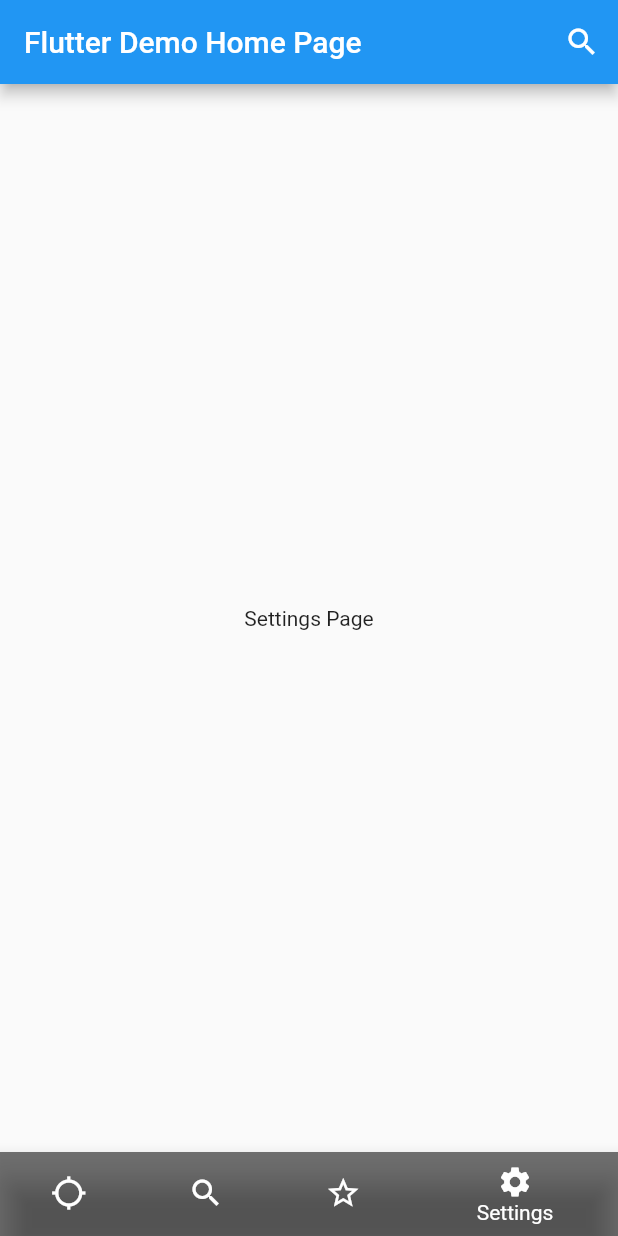
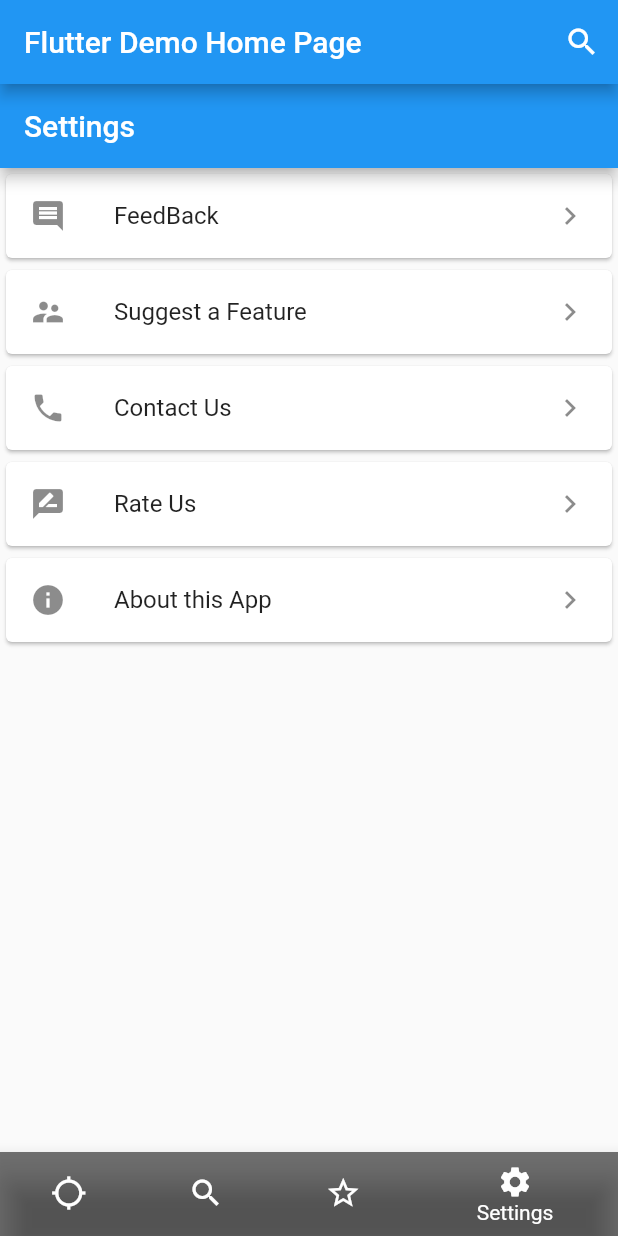
Before and after one commit to Blitzborg/Gon-Park, a Flutter app: the screen it shows after launch, item 4 of the bottom bar chosen, on a phone screen of 412 x 824 dp. Run offline on Flutter 3.47's test engine with Material 2 defaults, Android fonts, the phone set to English and light mode, and no system bars.

Commit message:
Added Bookmark and Settings Page

```diff
--- a/lib/views/SettingsPage.dart
+++ b/lib/views/SettingsPage.dart
@@ -1,16 +1,44 @@
 
 import 'package:flutter/cupertino.dart';
 import 'package:flutter/material.dart';
+
 
 class SettingsPage extends StatelessWidget{
    const SettingsPage({Key key}) : super(key: key);
   @override
   Widget build(BuildContext cntxt){
     return Scaffold(
-      body: Center(
-          child: Text('Settings Page'),
-        ),
-    );
+        appBar: AppBar(title: Text('Settings')),
+        body: BodyLayout(),
+      );
   }
 
 }
+   class BodyLayout extends StatelessWidget {
+      @override
+      Widget build(BuildContext context) {
+        return _myListView(context);
+      }
+    }
+    Widget _myListView(BuildContext context) {
+
+      final titles = ['FeedBack', 'Suggest a Feature','Contact Us', 'Rate Us','About this App'];
+
+      final icons = [Icons.insert_comment,Icons.supervisor_account,Icons.local_phone, Icons.rate_review,Icons.info ];
+
+      return ListView.builder(
+        itemCount: titles.length,
+        itemBuilder: (context, index) {
+          return Card( //                           <-- Card widget
+            child: ListTile(
+              onTap: () {
+                print('tapped');
+              },
+              leading: Icon(icons[index]),
+              title: Text(titles[index]),
+              trailing: Icon(Icons.keyboard_arrow_right),
+            ),
+          );
+        },
+      );
+    }
```
Also changed, not shown: lib/views/Bookmarks.dart (+30 -3 lines).
